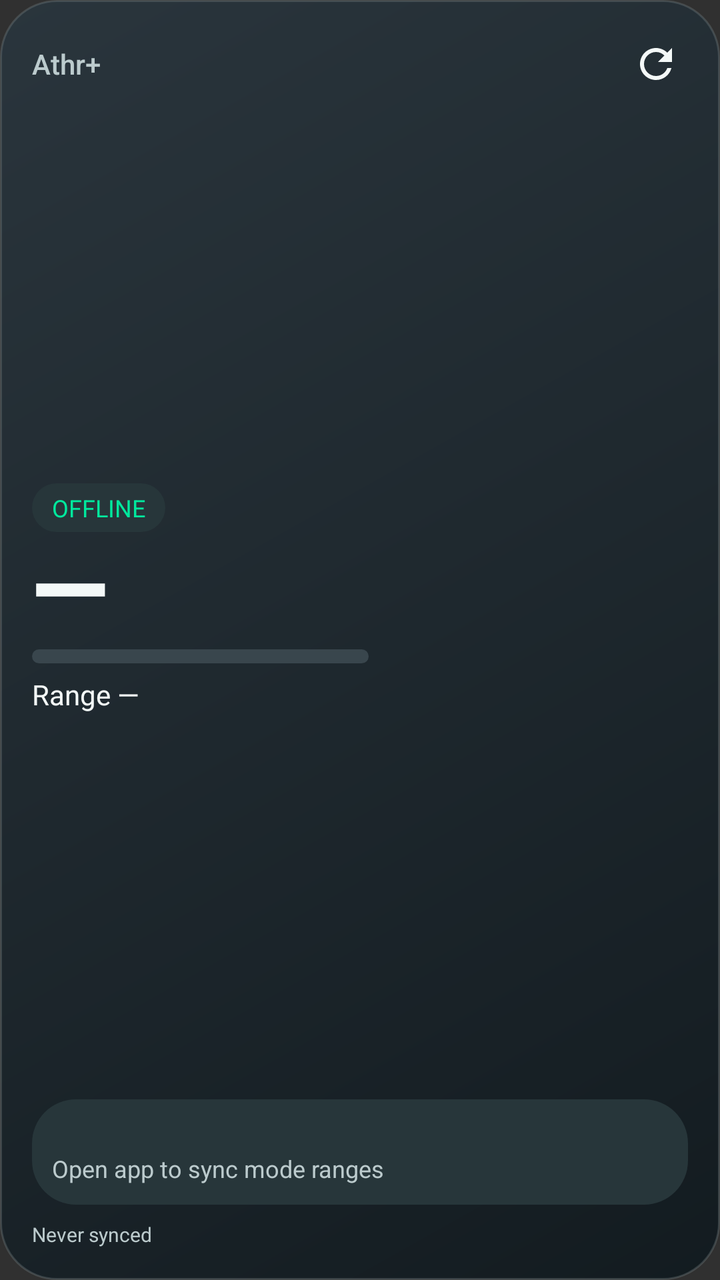
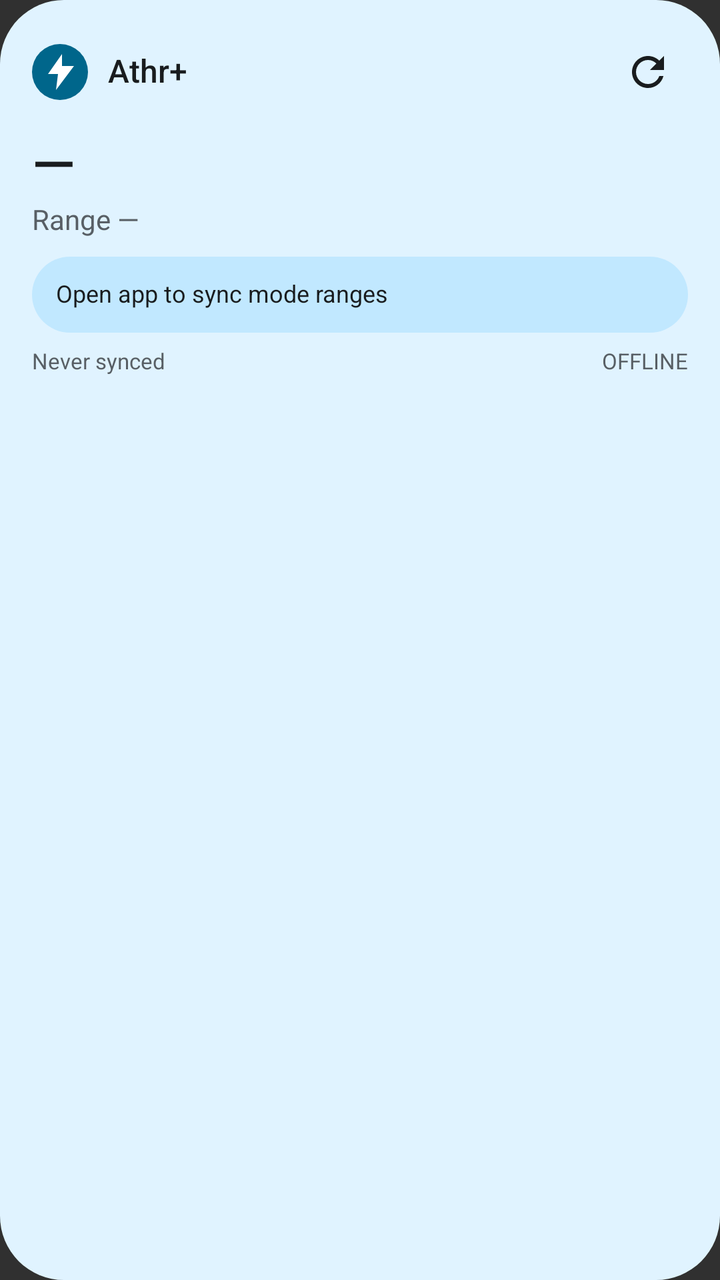

Two renders of the same Android screen: before a commit and after it. Below are the layout's source before the change and the commit's diff.
<!-- AndroidManifest.xml: application theme Theme.AtherPro -->
<!-- res/layout/widget_scooter_status.xml -->
<?xml version="1.0" encoding="utf-8"?>
<LinearLayout xmlns:android="http://schemas.android.com/apk/res/android"
    android:id="@+id/widget_root" android:layout_width="match_parent" android:layout_height="match_parent"
    android:orientation="vertical" android:padding="16dp" android:background="@drawable/widget_background"
    android:contentDescription="@string/widget_content_description">
    <LinearLayout android:id="@+id/widget_header" android:layout_width="match_parent" android:layout_height="32dp"
        android:orientation="horizontal" android:gravity="center_vertical">
        <TextView android:id="@+id/widget_title" android:layout_width="0dp" android:layout_height="wrap_content"
            android:layout_weight="1" android:text="@string/widget_title" android:textSize="14sp"
            android:fontFamily="sans-serif-medium" android:textColor="@color/widget_secondary" android:maxLines="1" android:ellipsize="end" />
        <ImageButton android:id="@+id/widget_refresh" android:layout_width="32dp" android:layout_height="32dp"
            android:padding="7dp" android:background="@drawable/widget_action_background" android:src="@drawable/widget_refresh"
            android:contentDescription="@string/widget_refresh_description" />
    </LinearLayout>
    <LinearLayout android:id="@+id/widget_hero" android:layout_width="match_parent" android:layout_height="0dp"
        android:layout_weight="1" android:gravity="center_vertical" android:orientation="horizontal">
        <LinearLayout android:layout_width="0dp" android:layout_weight="1" android:layout_height="wrap_content" android:orientation="vertical">
            <TextView android:id="@+id/widget_connection" android:layout_width="wrap_content" android:layout_height="wrap_content"
                android:background="@drawable/widget_mode_background" android:paddingHorizontal="10dp" android:paddingVertical="4dp"
                android:text="@string/widget_connection_offline" android:textColor="@color/widget_accent" android:textSize="12sp" android:maxLines="1" />
            <TextView android:id="@+id/widget_soc" android:layout_width="match_parent" android:layout_height="wrap_content"
                android:includeFontPadding="false" android:fontFamily="sans-serif-black" android:text="@string/widget_soc_placeholder"
                android:textSize="50sp" android:textColor="@color/widget_text" android:maxLines="1" />
            <ProgressBar android:id="@+id/widget_battery_bar" style="?android:attr/progressBarStyleHorizontal"
                android:layout_width="match_parent" android:layout_height="7dp" android:progressDrawable="@drawable/widget_battery_progress" android:max="100" />
            <TextView android:id="@+id/widget_range" android:layout_width="match_parent" android:layout_height="wrap_content"
                android:layout_marginTop="8dp" android:includeFontPadding="false" android:text="@string/widget_range_placeholder"
                android:textColor="@color/widget_text" android:textSize="14sp" android:maxLines="1" android:ellipsize="end" />
        </LinearLayout>
        <ImageView android:id="@+id/widget_energy" android:layout_width="0dp" android:layout_weight="0.9"
            android:layout_height="match_parent" android:layout_marginStart="8dp"
            android:scaleType="fitCenter" android:importantForAccessibility="no" />
    </LinearLayout>
    <LinearLayout android:id="@+id/widget_details" android:layout_width="match_parent" android:layout_height="wrap_content"
        android:background="@drawable/widget_mode_background" android:padding="10dp" android:orientation="vertical">
        <TextView android:id="@+id/widget_charge_limit" android:layout_width="match_parent" android:layout_height="wrap_content"
            android:textColor="@color/widget_accent" android:textSize="12sp" android:maxLines="1" />
        <LinearLayout android:id="@+id/widget_modes_rows" android:layout_width="match_parent" android:layout_height="wrap_content" android:orientation="vertical" />
        <TextView android:id="@+id/widget_modes" android:layout_width="match_parent" android:layout_height="wrap_content"
            android:text="@string/widget_modes_empty" android:textColor="@color/widget_secondary" android:textSize="12sp" android:maxLines="2" android:ellipsize="end" />
    </LinearLayout>
    <LinearLayout android:id="@+id/widget_footer" android:layout_width="match_parent" android:layout_height="wrap_content"
        android:layout_marginTop="8dp" android:orientation="horizontal">
        <TextView android:id="@+id/widget_sync" android:layout_width="match_parent" android:layout_height="wrap_content"
            android:text="@string/widget_sync_never" android:textColor="@color/widget_secondary" android:textSize="10sp" android:maxLines="1" android:ellipsize="end" />
    </LinearLayout>
</LinearLayout>
<!-- resources referenced by this layout -->
<resources>
  <color name="widget_accent">#00E89D</color>
  <color name="widget_secondary">#BCCBCD</color>
  <color name="widget_text">#F4F9F8</color>
  <!-- drawable widget_action_background (drawable) -->
  <?xml version="1.0" encoding="utf-8"?>
  <ripple xmlns:android="http://schemas.android.com/apk/res/android" android:color="@color/widget_panel">
      <item android:id="@android:id/mask">
          <shape android:shape="oval"><solid android:color="#FFFFFF" /></shape>
      </item>
  </ripple>
  <!-- drawable widget_background (drawable) -->
  <shape xmlns:android="http://schemas.android.com/apk/res/android" android:shape="rectangle">
      <gradient android:angle="315" android:startColor="#EC29353D" android:endColor="#EE10191E"/>
      <stroke android:width="1dp" android:color="#537A888B"/>
      <corners android:radius="28dp"/>
  </shape>
  <!-- drawable widget_battery_progress (drawable) -->
  <layer-list xmlns:android="http://schemas.android.com/apk/res/android">
      <item android:id="@android:id/background"><shape><solid android:color="#39464D"/><corners android:radius="8dp"/></shape></item>
      <item android:id="@android:id/progress"><clip><shape><solid android:color="@color/widget_accent"/><corners android:radius="8dp"/></shape></clip></item>
  </layer-list>
  <!-- drawable widget_mode_background (drawable) -->
  <?xml version="1.0" encoding="utf-8"?>
  <shape xmlns:android="http://schemas.android.com/apk/res/android" android:shape="rectangle">
      <solid android:color="@color/widget_panel" />
      <corners android:radius="22dp" />
  </shape>
  <!-- drawable widget_refresh (drawable) -->
  <?xml version="1.0" encoding="utf-8"?>
  <vector xmlns:android="http://schemas.android.com/apk/res/android"
      android:width="24dp" android:height="24dp" android:viewportWidth="24" android:viewportHeight="24">
      <path android:fillColor="@color/widget_text"
          android:pathData="M17.65,6.35C16.2,4.9 14.21,4 12,4c-4.42,0 -8,3.58 -8,8s3.58,8 8,8c3.73,0 6.84,-2.55 7.73,-6h-2.08c-0.82,2.33 -3.04,4 -5.65,4 -3.31,0 -6,-2.69 -6,-6s2.69,-6 6,-6c1.66,0 3.14,0.69 4.22,1.78L13,11h7V4z" />
  </vector>
  <string name="widget_connection_offline">OFFLINE</string>
  <string name="widget_content_description">Athr+ battery and range widget</string>
  <string name="widget_modes_empty">Open app to sync mode ranges</string>
  <string name="widget_range_placeholder">Range —</string>
  <string name="widget_refresh_description">Refresh scooter readings</string>
  <string name="widget_soc_placeholder">—</string>
  <string name="widget_sync_never">Never synced</string>
  <string name="widget_title">Athr+</string>
  <style name="Theme.AtherPro" parent="android:style/Theme.Material.NoActionBar">
          <item name="android:fontFamily">sans</item>
          <item name="android:windowBackground">@color/launcher_background</item>
          <item name="android:colorAccent">#FF5A2A</item>
          <item name="android:navigationBarColor">#000000</item>
          <item name="android:statusBarColor">@android:color/transparent</item>
          <item name="android:windowLightStatusBar">false</item>
      </style>
  <color name="widget_panel">#27363A</color>
  <color name="launcher_background">#07090B</color>
</resources>

<!-- the commit's change to res/layout/widget_scooter_status.xml (unified diff, before → after) -->
@@ -1,47 +1,83 @@
 <?xml version="1.0" encoding="utf-8"?>
 <LinearLayout xmlns:android="http://schemas.android.com/apk/res/android"
-    android:id="@+id/widget_root" android:layout_width="match_parent" android:layout_height="match_parent"
-    android:orientation="vertical" android:padding="16dp" android:background="@drawable/widget_background"
+    android:id="@+id/widget_root"
+    android:layout_width="match_parent" android:layout_height="match_parent"
+    android:orientation="vertical" android:padding="16dp"
+    android:background="@drawable/widget_background"
     android:contentDescription="@string/widget_content_description">
-    <LinearLayout android:id="@+id/widget_header" android:layout_width="match_parent" android:layout_height="32dp"
-        android:orientation="horizontal" android:gravity="center_vertical">
-        <TextView android:id="@+id/widget_title" android:layout_width="0dp" android:layout_height="wrap_content"
-            android:layout_weight="1" android:text="@string/widget_title" android:textSize="14sp"
-            android:fontFamily="sans-serif-medium" android:textColor="@color/widget_secondary" android:maxLines="1" android:ellipsize="end" />
-        <ImageButton android:id="@+id/widget_refresh" android:layout_width="32dp" android:layout_height="32dp"
-            android:padding="7dp" android:background="@drawable/widget_action_background" android:src="@drawable/widget_refresh"
+
+    <LinearLayout android:id="@+id/widget_header"
+        android:layout_width="match_parent" android:layout_height="40dp"
+        android:gravity="center_vertical" android:orientation="horizontal">
+        <ImageView android:id="@+id/widget_badge"
+            android:layout_width="28dp" android:layout_height="28dp"
+            android:src="@drawable/widget_badge" android:importantForAccessibility="no" />
+        <TextView android:id="@+id/widget_title"
+            android:layout_width="0dp" android:layout_height="wrap_content" android:layout_weight="1"
+            android:layout_marginStart="10dp" android:fontFamily="sans-serif-medium"
+            android:includeFontPadding="false" android:maxLines="1" android:ellipsize="end"
+            android:text="@string/widget_title" android:textColor="@color/widget_text" android:textSize="16sp" />
+        <ImageButton android:id="@+id/widget_refresh"
+            android:layout_width="40dp" android:layout_height="40dp" android:padding="8dp"
+            android:background="@drawable/widget_action_background" android:src="@drawable/widget_refresh"
             android:contentDescription="@string/widget_refresh_description" />
     </LinearLayout>
-    <LinearLayout android:id="@+id/widget_hero" android:layout_width="match_parent" android:layout_height="0dp"
-        android:layout_weight="1" android:gravity="center_vertical" android:orientation="horizontal">
-        <LinearLayout android:layout_width="0dp" android:layout_weight="1" android:layout_height="wrap_content" android:orientation="vertical">
-            <TextView android:id="@+id/widget_connection" android:layout_width="wrap_content" android:layout_height="wrap_content"
-                android:background="@drawable/widget_mode_background" android:paddingHorizontal="10dp" android:paddingVertical="4dp"
-                android:text="@string/widget_connection_offline" android:textColor="@color/widget_accent" android:textSize="12sp" android:maxLines="1" />
-            <TextView android:id="@+id/widget_soc" android:layout_width="match_parent" android:layout_height="wrap_content"
-                android:includeFontPadding="false" android:fontFamily="sans-serif-black" android:text="@string/widget_soc_placeholder"
-                android:textSize="50sp" android:textColor="@color/widget_text" android:maxLines="1" />
-            <ProgressBar android:id="@+id/widget_battery_bar" style="?android:attr/progressBarStyleHorizontal"
-                android:layout_width="match_parent" android:layout_height="7dp" android:progressDrawable="@drawable/widget_battery_progress" android:max="100" />
-            <TextView android:id="@+id/widget_range" android:layout_width="match_parent" android:layout_height="wrap_content"
-                android:layout_marginTop="8dp" android:includeFontPadding="false" android:text="@string/widget_range_placeholder"
-                android:textColor="@color/widget_text" android:textSize="14sp" android:maxLines="1" android:ellipsize="end" />
+
+    <LinearLayout android:id="@+id/widget_hero"
+        android:layout_width="match_parent" android:layout_height="wrap_content"
+        android:paddingVertical="10dp" android:gravity="center_vertical" android:orientation="horizontal">
+        <LinearLayout android:layout_width="match_parent" android:layout_height="wrap_content"
+            android:orientation="vertical">
+            <TextView android:id="@+id/widget_soc"
+                android:layout_width="match_parent" android:layout_height="wrap_content"
+                android:fontFamily="sans-serif-medium" android:includeFontPadding="false"
+                android:maxLines="1" android:ellipsize="end"
+                android:text="@string/widget_soc_placeholder" android:textColor="@color/widget_text" android:textSize="28sp" />
+            <TextView android:id="@+id/widget_range"
+                android:layout_width="match_parent" android:layout_height="wrap_content" android:layout_marginTop="3dp"
+                android:includeFontPadding="false" android:maxLines="1" android:ellipsize="end"
+                android:text="@string/widget_range_placeholder" android:textColor="@color/widget_secondary" android:textSize="14sp" />
         </LinearLayout>
-        <ImageView android:id="@+id/widget_energy" android:layout_width="0dp" android:layout_weight="0.9"
-            android:layout_height="match_parent" android:layout_marginStart="8dp"
-            android:scaleType="fitCenter" android:importantForAccessibility="no" />
     </LinearLayout>
-    <LinearLayout android:id="@+id/widget_details" android:layout_width="match_parent" android:layout_height="wrap_content"
-        android:background="@drawable/widget_mode_background" android:padding="10dp" android:orientation="vertical">
-        <TextView android:id="@+id/widget_charge_limit" android:layout_width="match_parent" android:layout_height="wrap_content"
-            android:textColor="@color/widget_accent" android:textSize="12sp" android:maxLines="1" />
-        <LinearLayout android:id="@+id/widget_modes_rows" android:layout_width="match_parent" android:layout_height="wrap_content" android:orientation="vertical" />
-        <TextView android:id="@+id/widget_modes" android:layout_width="match_parent" android:layout_height="wrap_content"
-            android:text="@string/widget_modes_empty" android:textColor="@color/widget_secondary" android:textSize="12sp" android:maxLines="2" android:ellipsize="end" />
+
+    <LinearLayout android:id="@+id/widget_charge_row"
+        android:layout_width="match_parent" android:layout_height="wrap_content"
+        android:visibility="gone" android:orientation="vertical" android:paddingVertical="4dp">
+        <LinearLayout android:layout_width="match_parent" android:layout_height="wrap_content" android:orientation="horizontal">
+            <TextView android:id="@+id/widget_charge_limit"
+                android:layout_width="wrap_content" android:layout_height="wrap_content"
+                android:includeFontPadding="false" android:textColor="@color/widget_accent" android:textSize="11sp" android:maxLines="1" />
+            <TextView android:id="@+id/widget_charge_status"
+                android:layout_width="0dp" android:layout_weight="1" android:layout_height="wrap_content" android:layout_marginStart="10dp"
+                android:gravity="end" android:maxLines="1" android:ellipsize="end"
+                android:includeFontPadding="false" android:textColor="@color/widget_secondary" android:textSize="10sp" />
+        </LinearLayout>
+        <ImageView android:id="@+id/widget_limit_bar"
+            android:layout_width="match_parent" android:layout_height="8dp"
+            android:layout_marginTop="4dp" android:scaleType="fitXY" />
     </LinearLayout>
-    <LinearLayout android:id="@+id/widget_footer" android:layout_width="match_parent" android:layout_height="wrap_content"
-        android:layout_marginTop="8dp" android:orientation="horizontal">
-        <TextView android:id="@+id/widget_sync" android:layout_width="match_parent" android:layout_height="wrap_content"
-            android:text="@string/widget_sync_never" android:textColor="@color/widget_secondary" android:textSize="10sp" android:maxLines="1" android:ellipsize="end" />
+
+    <LinearLayout android:id="@+id/widget_details"
+        android:layout_width="match_parent" android:layout_height="wrap_content"
+        android:padding="12dp" android:orientation="vertical" android:background="@drawable/widget_mode_background">
+        <LinearLayout android:id="@+id/widget_modes_rows"
+            android:layout_width="match_parent" android:layout_height="wrap_content" android:orientation="vertical" />
+        <TextView android:id="@+id/widget_modes"
+            android:layout_width="match_parent" android:layout_height="wrap_content"
+            android:includeFontPadding="false" android:lineSpacingExtra="4dp"
+            android:text="@string/widget_modes_empty" android:textColor="@color/widget_text" android:textSize="12sp" />
+    </LinearLayout>
+
+    <LinearLayout android:id="@+id/widget_footer"
+        android:layout_width="match_parent" android:layout_height="wrap_content"
+        android:layout_marginTop="8dp" android:gravity="center_vertical" android:orientation="horizontal">
+        <TextView android:id="@+id/widget_sync"
+            android:layout_width="0dp" android:layout_height="wrap_content" android:layout_weight="1"
+            android:includeFontPadding="false" android:maxLines="1" android:ellipsize="end"
+            android:text="@string/widget_sync_never" android:textColor="@color/widget_secondary" android:textSize="11sp" />
+        <TextView android:id="@+id/widget_connection"
+            android:layout_width="wrap_content" android:layout_height="wrap_content" android:layout_marginStart="8dp"
+            android:includeFontPadding="false" android:maxLines="1"
+            android:text="@string/widget_connection_offline" android:textColor="@color/widget_secondary" android:textSize="11sp" />
     </LinearLayout>
 </LinearLayout>
<!-- resource entries referenced after the edit -->
@@ -1,8 +1,8 @@
 <!-- resources referenced by this layout -->
 <resources>
-  <color name="widget_accent">#00E89D</color>
-  <color name="widget_secondary">#BCCBCD</color>
-  <color name="widget_text">#F4F9F8</color>
+  <color name="widget_accent">#455F99</color>
+  <color name="widget_secondary">#526078</color>
+  <color name="widget_text">#202532</color>
   <!-- drawable widget_action_background (drawable) -->
   <?xml version="1.0" encoding="utf-8"?>
   <ripple xmlns:android="http://schemas.android.com/apk/res/android" android:color="@color/widget_panel">
@@ -11,16 +11,18 @@
       </item>
   </ripple>
   <!-- drawable widget_background (drawable) -->
+  <?xml version="1.0" encoding="utf-8"?>
   <shape xmlns:android="http://schemas.android.com/apk/res/android" android:shape="rectangle">
-      <gradient android:angle="315" android:startColor="#EC29353D" android:endColor="#EE10191E"/>
-      <stroke android:width="1dp" android:color="#537A888B"/>
-      <corners android:radius="28dp"/>
+      <solid android:color="@color/widget_surface" />
+      <corners android:radius="32dp" />
   </shape>
-  <!-- drawable widget_battery_progress (drawable) -->
-  <layer-list xmlns:android="http://schemas.android.com/apk/res/android">
-      <item android:id="@android:id/background"><shape><solid android:color="#39464D"/><corners android:radius="8dp"/></shape></item>
-      <item android:id="@android:id/progress"><clip><shape><solid android:color="@color/widget_accent"/><corners android:radius="8dp"/></shape></clip></item>
-  </layer-list>
+  <!-- drawable widget_badge (drawable) -->
+  <?xml version="1.0" encoding="utf-8"?>
+  <vector xmlns:android="http://schemas.android.com/apk/res/android"
+      android:width="28dp" android:height="28dp" android:viewportWidth="28" android:viewportHeight="28">
+      <path android:fillColor="@color/widget_accent" android:pathData="M14,0a14,14 0,1 1,0 28a14,14 0,1 1,0 -28" />
+      <path android:fillColor="@color/widget_on_accent" android:pathData="M15,5L8,15H13L12,23L21,11H15Z" />
+  </vector>
   <!-- drawable widget_mode_background (drawable) -->
   <?xml version="1.0" encoding="utf-8"?>
   <shape xmlns:android="http://schemas.android.com/apk/res/android" android:shape="rectangle">
@@ -50,7 +52,9 @@
           <item name="android:statusBarColor">@android:color/transparent</item>
           <item name="android:windowLightStatusBar">false</item>
       </style>
-  <color name="widget_panel">#27363A</color>
+  <color name="widget_panel">#DDE4FA</color>
+  <color name="widget_surface">#EEF1FF</color>
+  <color name="widget_on_accent">#FFFFFF</color>
   <color name="launcher_background">#07090B</color>
 </resources>
 
